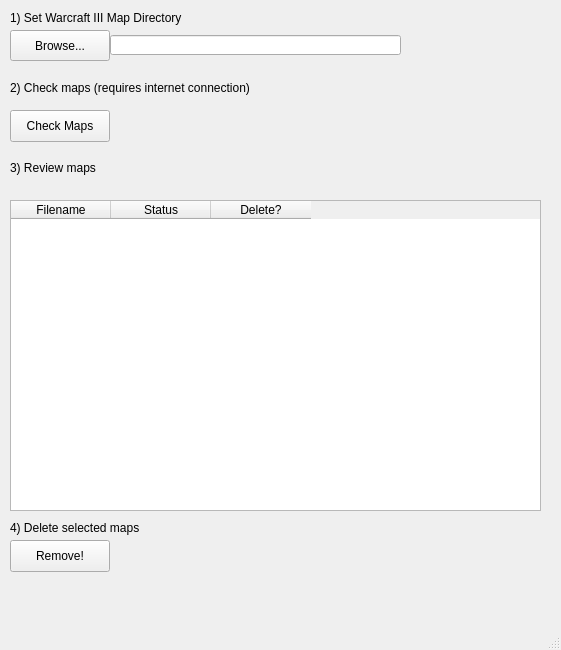
Qt form mapdispel.ui (ThomasThelen/MapDispel) before a commit.
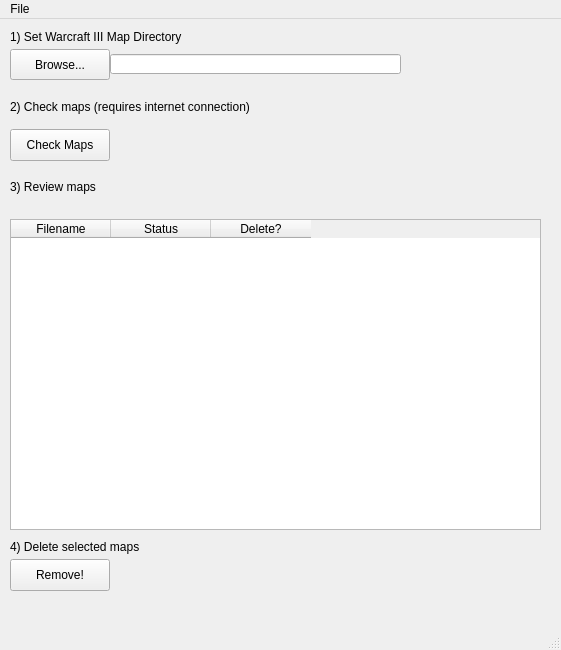
The same form after that commit.

Commit message: Add about file menu

```diff
--- a/mapdispel.ui
+++ b/mapdispel.ui
@@ -148,9 +148,16 @@
      <x>0</x>
      <y>0</y>
      <width>561</width>
-     <height>24</height>
+     <height>37</height>
     </rect>
    </property>
+   <widget class="QMenu" name="menuFile">
+    <property name="title">
+     <string>File</string>
+    </property>
+    <addaction name="aboutMenuButton"/>
+   </widget>
+   <addaction name="menuFile"/>
   </widget>
  </widget>
  <resources/>
```
Left out of the diff: 15 changed lines with no effect on the pictures. The commit also changes 2 other files.
